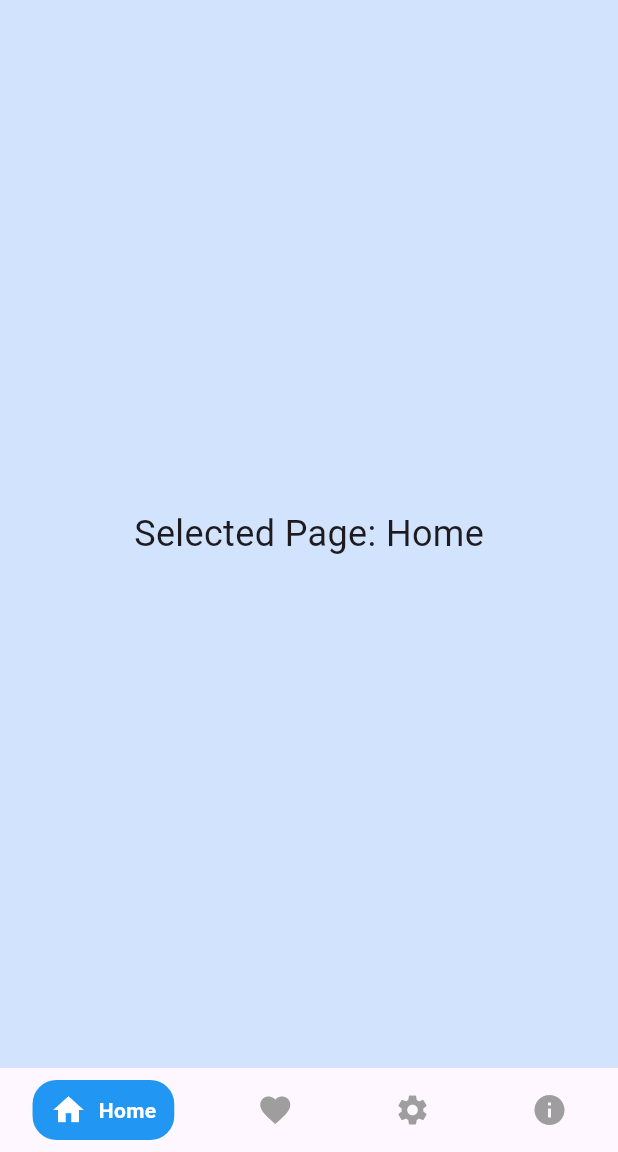
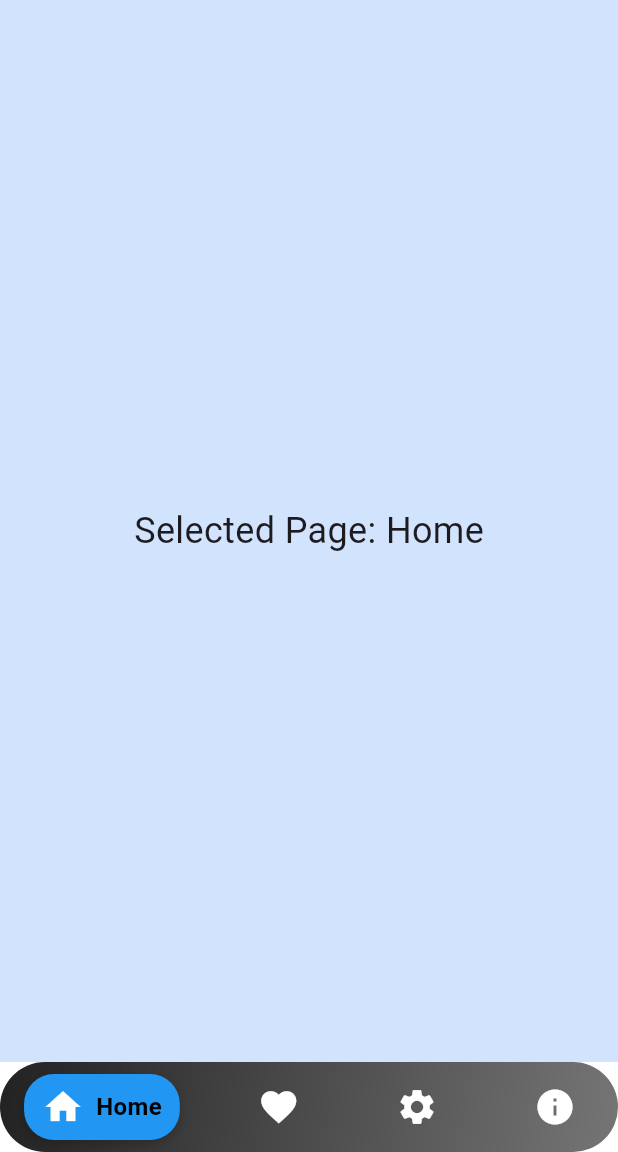
Before and after one commit to SamarthGarge/Chip_Navigation_Bar, a Flutter app: the screen it shows after launch, on a phone screen of 412 x 824 dp, the part 84-1236 px from its top. Run offline on Flutter 3.47's test engine with Material 3 defaults, Android fonts, the phone set to English and light mode, and no system bars.

Commit message:
Released new version 1.0.0 with new features

```diff
--- a/example/lib/main.dart
+++ b/example/lib/main.dart
@@ -1,5 +1,5 @@
 import 'package:flutter/material.dart';
-import 'package:chip_navigation_bar/chip_navigation_bar.dart';
+import 'package:chip_navigation_bar/chip_navigation_bar.dart'; // Import the ChipNavigationBar
 
 void main() {
   runApp(const MyApp());
@@ -20,21 +20,33 @@ class _MyAppState extends State<MyApp> {
       icon: Icons.home,
       label: 'Home',
       activeColor: Colors.blue,
+      inactiveIconColor: Colors.white,
+      activeIconColor: Colors.white,
+      activeLabelColor: Colors.black,
     ),
     const ChipNavigationBarItem(
       icon: Icons.favorite,
       label: 'Favorites',
       activeColor: Colors.red,
+      inactiveIconColor: Colors.white,
+      activeIconColor: Colors.white,
+      activeLabelColor: Colors.black,
     ),
     const ChipNavigationBarItem(
       icon: Icons.settings,
       label: 'Settings',
       activeColor: Colors.green,
+      inactiveIconColor: Colors.white,
+      activeIconColor: Colors.white,
+      activeLabelColor: Colors.black,
     ),
     const ChipNavigationBarItem(
       icon: Icons.info,
       label: 'About',
       activeColor: Colors.orange,
+      inactiveIconColor: Colors.white,
+      activeIconColor: Colors.white,
+      activeLabelColor: Colors.black,
     ),
   ];
 
@@ -53,6 +65,8 @@ class _MyAppState extends State<MyApp> {
             style: const TextStyle(fontSize: 24),
           ),
         ),
+
+        // Implementing the ChipNavigationBar
         bottomNavigationBar: ChipNavigationBar(
           items: _items,
           currentIndex: _currentIndex,
@@ -61,6 +75,61 @@ class _MyAppState extends State<MyApp> {
               _currentIndex = index;
             });
           },
+          // Default is Color.white
+          backgroundColor: Colors.white,
+
+          // Custome border radius
+          borderRadius: BorderRadius.all(Radius.circular(160)),
+
+          // Custom height
+          height: 60.0,
+
+          // Custom animation duration
+          animationDuration:
+              const Duration(milliseconds: 50),
+
+          // Background gradient
+          backgroundGradient: LinearGradient(
+            colors: [Colors.black87, Colors.black54],
+            begin: Alignment.topLeft,
+            end: Alignment.bottomRight,
+          ),
+
+          // Enable haptic feedback
+          enableHapticFeedback: true,
+
+          // Custom item spacing
+          itemSpacing: 8.0,
+
+          // Set to true for RTL support
+          isRTL: false,
+
+          // Custom shadow for selected item
+          selectedItemShadow: BoxShadow(
+            color: Colors.black.withValues(alpha: 0.2),
+            blurRadius: 6.0,
+            offset: const Offset(0, 3),
+          ),
+
+          // Custom selected item border radius
+          selectedItemBorderRadius:
+              BorderRadius.circular(20.0),
+
+          // Custom icon size
+          iconSize: 28.0,
+
+          // Custom label font size
+          labelFontSize: 16.0,
+
+          // Custom label font weight
+          labelFontWeight: FontWeight.bold,
+
+          // Custom label padding
+          labelPadding:
+              const EdgeInsets.only(left: 8.0),
+
+          // Custom item alignment
+          itemAlignment: MainAxisAlignment.spaceAround,
         ),
       ),
     );
--- a/lib/chip_navigation_bar.dart
+++ b/lib/chip_navigation_bar.dart
@@ -1,6 +1,7 @@
 library chip_navigation_bar;
 
 import 'package:flutter/material.dart';
+import 'package:flutter/services.dart'; // For haptic feedback
 
 class ChipNavigationBar extends StatefulWidget {
   final List<ChipNavigationBarItem> items;
@@ -10,6 +11,22 @@ class ChipNavigationBar extends StatefulWidget {
   final double height;
   final List<Color>? pageColors;
   final double? width;
+  final Duration animationDuration;
+  final Curve animationCurve;
+  final BoxShadow? selectedItemShadow;
+  final bool enableHapticFeedback;
+  final EdgeInsetsGeometry itemPadding;
+  final BorderRadius borderRadius;
+  final BorderRadius selectedItemBorderRadius;
+  final double iconSize;
+  final double labelFontSize;
+  final Gradient? backgroundGradient;
+  final double? itemWidth;
+  final double itemSpacing;
+  final FontWeight labelFontWeight;
+  final EdgeInsetsGeometry labelPadding;
+  final MainAxisAlignment itemAlignment;
+  final bool isRTL;
 
   const ChipNavigationBar({
     super.key,
@@ -20,6 +37,25 @@ class ChipNavigationBar extends StatefulWidget {
     this.height = 56.0,
     this.pageColors,
     this.width,
+    this.animationDuration = const Duration(milliseconds: 300),
+    this.animationCurve = Curves.easeInOut,
+    this.selectedItemShadow,
+    this.enableHapticFeedback = false,
+    this.itemPadding = const EdgeInsets.symmetric(horizontal: 12, vertical: 8),
+    this.borderRadius = const BorderRadius.only(
+      topLeft: Radius.circular(16.0),
+      topRight: Radius.circular(16.0),
+    ),
+    this.selectedItemBorderRadius = const BorderRadius.all(Radius.circular(16.0)),
+    this.iconSize = 24.0,
+    this.labelFontSize = 14.0,
+    this.backgroundGradient,
+    this.itemWidth,
+    this.itemSpacing = 0.0,
+    this.labelFontWeight = FontWeight.bold,
+    this.labelPadding = const EdgeInsets.only(left: 8.0),
+    this.itemAlignment = MainAxisAlignment.spaceAround,
+    this.isRTL = false,
   }) : assert(items.length > 1, 'There must be at least two items.');
 
   @override
@@ -29,18 +65,24 @@ class ChipNavigationBar extends StatefulWidget {
 class _ChipNavigationBarState extends State<ChipNavigationBar> {
   @override
   Widget build(BuildContext context) {
-    return Container(
+    return Directionality(
+      textDirection: widget.isRTL ? TextDirection.rtl : TextDirection.ltr,
+      child: Container(
+        color: widget.backgroundColor ?? Theme.of(context).colorScheme.surface,
+        child: ClipRRect(
+          borderRadius: widget.borderRadius,
+          child: Container(
             width: widget.width ?? double.infinity,
             height: widget.height,
             decoration: BoxDecoration(
+              gradient: widget.backgroundGradient,
               color: widget.pageColors != null &&
                       widget.currentIndex < widget.pageColors!.length
                   ? widget.pageColors![widget.currentIndex]
                   : widget.backgroundColor ?? Theme.of(context).colorScheme.surface,
-        borderRadius: BorderRadius.circular(16.0),
             ),
             child: Row(
-        mainAxisAlignment: MainAxisAlignment.spaceAround,
+              mainAxisAlignment: widget.itemAlignment,
               children: widget.items.asMap().entries.map((entry) {
                 final index = entry.key;
                 final item = entry.value;
@@ -48,45 +90,60 @@ class _ChipNavigationBarState extends State<ChipNavigationBar> {
                 final isSelected = widget.currentIndex == index;
 
                 return GestureDetector(
-            onTap: () => widget.onTap(index),
+                  onTap: () {
+                    if (widget.enableHapticFeedback) {
+                      HapticFeedback.mediumImpact();
+                    }
+                    widget.onTap(index);
+                  },
                   child: AnimatedContainer(
-              duration: const Duration(milliseconds: 30),
-              curve: Curves.easeInOut,
-              padding: const EdgeInsets.symmetric(horizontal: 12, vertical: 8),
+                    duration: widget.animationDuration,
+                    curve: widget.animationCurve,
+                    width: widget.itemWidth,
+                    padding: widget.itemPadding,
+                    margin: EdgeInsets.only(
+                      right: index < widget.items.length - 1 ? widget.itemSpacing : 0,
+                    ),
                     decoration: BoxDecoration(
                       color: isSelected
                           ? item.activeColor ?? Colors.blue
                           : Colors.transparent,
-                borderRadius: BorderRadius.circular(16.0),
+                      borderRadius: widget.selectedItemBorderRadius,
                       boxShadow: isSelected
                           ? [
+                              widget.selectedItemShadow ??
                                   BoxShadow(
                                     color: Colors.white.withValues(alpha: 0.2),
                                     blurRadius: 4.0,
-                          offset: Offset(0, 2),
+                                    offset: const Offset(0, 2),
                                   ),
                             ]
                           : null,
                     ),
                     child: AnimatedSwitcher(
-                duration: const Duration(milliseconds: 30),
+                      duration: widget.animationDuration,
                       transitionBuilder: (child, animation) {
                         return FadeTransition(opacity: animation, child: child);
                       },
                       child: isSelected
                           ? Row(
                               key: ValueKey<String>(item.label),
+                              mainAxisSize: MainAxisSize.min,
                               children: [
                                 Icon(
                                   item.icon,
+                                  size: widget.iconSize,
                                   color: item.activeIconColor ?? Colors.white,
                                 ),
-                          const SizedBox(width: 8.0),
-                          Text(
+                                Padding(
+                                  padding: widget.labelPadding,
+                                  child: Text(
                                     item.label,
                                     style: TextStyle(
                                       color: item.activeLabelColor ?? Colors.white,
-                              fontWeight: FontWeight.bold,
+                                      fontWeight: widget.labelFontWeight,
+                                      fontSize: widget.labelFontSize,
+                                    ),
                                   ),
                                 ),
                               ],
@@ -94,12 +151,16 @@ class _ChipNavigationBarState extends State<ChipNavigationBar> {
                           : Icon(
                               item.icon,
                               key: ValueKey<String>('${item.label}_icon'),
+                              size: widget.iconSize,
                               color: item.inactiveIconColor ?? Colors.grey,
                             ),
                     ),
                   ),
                 );
               }).toList(),
+            ),
+          ),
+        ),
       ),
     );
   }
--- a/pubspec.yaml
+++ b/pubspec.yaml
@@ -1,6 +1,6 @@
 name: chip_navigation_bar
-description: A customizable chip-style navigation bar for Flutter.
-version: 0.0.2
+description: A highly customizable chip-style navigation bar for Flutter with smooth animations and a modern design.
+version: 1.0.0
 homepage: https://github.com/SamarthGarge/Chip_Navigation_Bar
 
 environment:
```
Also changed, not shown: 2 other files. Lines whose indentation alone changed are shown as unchanged.
